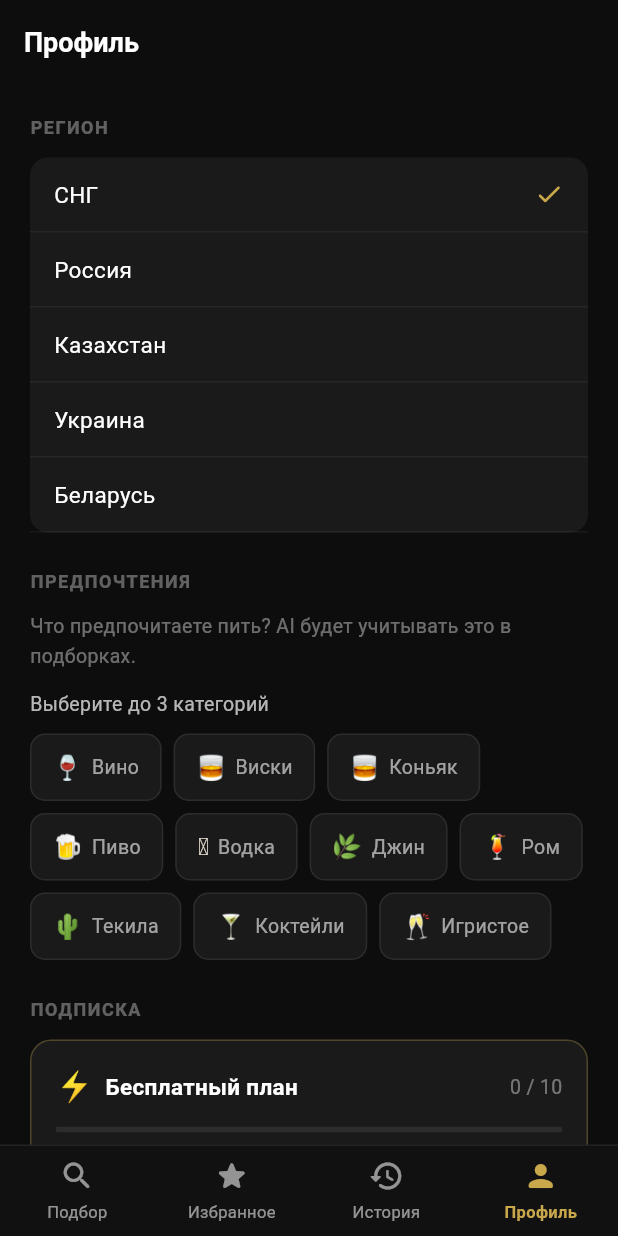
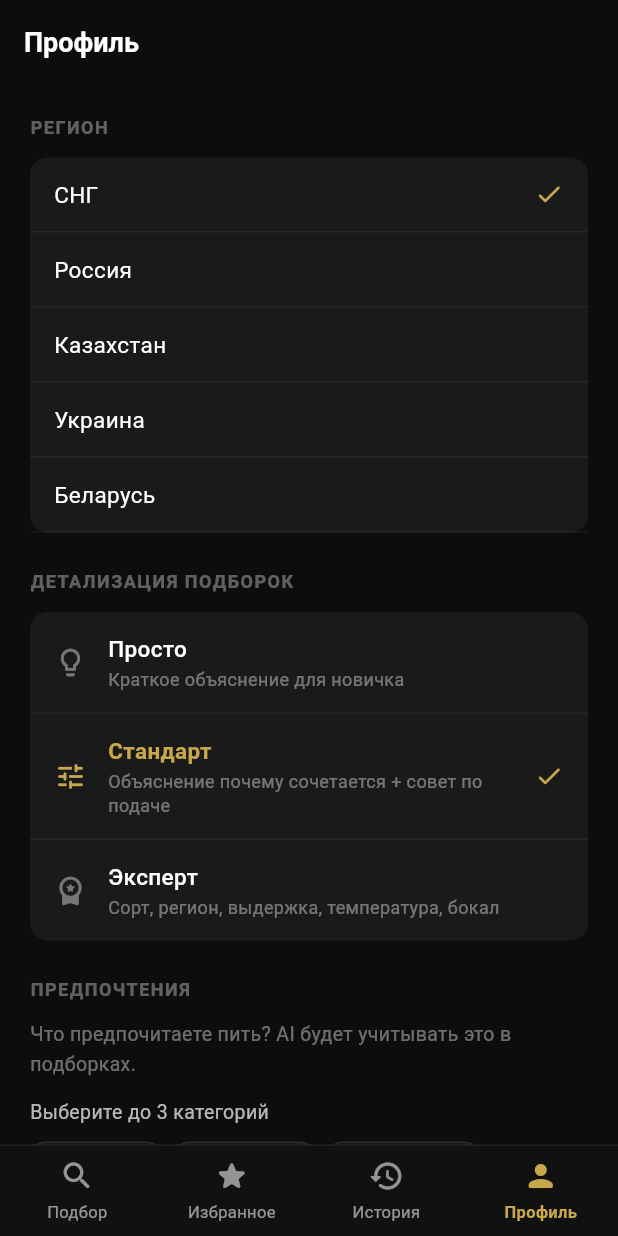
Before and after one commit to borisk85/duet-app, a Flutter app: the screen it shows once a user with an empty profile is signed in, item 4 of the bottom bar chosen, on a phone screen of 412 x 824 dp. Run offline on Flutter 3.47's test engine with Material 3 defaults, Android fonts, the phone set to English and light mode, and no system bars; our stand-ins replace firebase_auth, firebase_core, google_sign_in, shared_preferences; accounts and stored records are empty; generated files the repository leaves out were written again; network calls fail.

Commit message:
feat: detail level (Просто/Стандарт/Эксперт) in profile + pair prompt
- Backend: PairRequest accepts detail_level (simple/standard/expert),
  DETAIL_LEVEL_MAP shapes Claude's reason/serving_tip output. Added to
  cache key so each level caches independently.
- ApiService: passes detail_level from SharedPreferences to /pair/stream.
- ProfileScreen: new 'Детализация подборок' section with three options
  (icon + label + description), persisted to SharedPreferences.

```diff
--- a/lib/screens/profile_screen.dart
+++ b/lib/screens/profile_screen.dart
@@ -19,6 +19,7 @@ class _ProfileScreenState extends State<ProfileScreen>
 
   String _region = 'СНГ';
   Set<String> _preferredTypes = {};
+  String _detailLevel = 'standard';
   bool _loading = true;
   bool _isPremium = false;
   int _pairingCount = 0;
@@ -69,6 +70,7 @@ class _ProfileScreenState extends State<ProfileScreen>
     setState(() {
       _region = prefs.getString('region') ?? 'СНГ';
       _preferredTypes = (prefs.getStringList('preferred_types') ?? []).toSet();
+      _detailLevel = prefs.getString('detail_level') ?? 'standard';
       _loading = false;
     });
     // Загружаем данные профиля с сервера (не блокируем UI)
@@ -86,6 +88,7 @@ class _ProfileScreenState extends State<ProfileScreen>
     final prefs = await SharedPreferences.getInstance();
     await prefs.setString('region', _region);
     await prefs.setStringList('preferred_types', _preferredTypes.toList());
+    await prefs.setString('detail_level', _detailLevel);
   }
 
   @override
@@ -106,6 +109,8 @@ class _ProfileScreenState extends State<ProfileScreen>
               padding: const EdgeInsets.all(20),
               children: [
                 _buildSection('Регион', _buildRegionSelector()),
+                const SizedBox(height: 24),
+                _buildSection('Детализация подборок', _buildDetailLevelSelector()),
                 const SizedBox(height: 24),
                 _buildSection(
                   'Предпочтения',
@@ -170,6 +175,91 @@ class _ProfileScreenState extends State<ProfileScreen>
                 children: [
                   Expanded(
                     child: Text(r, style: const TextStyle(color: Colors.white, fontSize: 15)),
+                  ),
+                  if (selected)
+                    const Icon(Icons.check_rounded, color: _gold, size: 20),
+                ],
+              ),
+            ),
+          );
+        }).toList(),
+      ),
+    );
+  }
+
+  Widget _buildDetailLevelSelector() {
+    final levels = [
+      {
+        'key': 'simple',
+        'label': 'Просто',
+        'desc': 'Краткое объяснение для новичка',
+        'icon': Icons.lightbulb_outline_rounded,
+      },
+      {
+        'key': 'standard',
+        'label': 'Стандарт',
+        'desc': 'Объяснение почему сочетается + совет по подаче',
+        'icon': Icons.tune_rounded,
+      },
+      {
+        'key': 'expert',
+        'label': 'Эксперт',
+        'desc': 'Сорт, регион, выдержка, температура, бокал',
+        'icon': Icons.workspace_premium_rounded,
+      },
+    ];
+    return Container(
+      decoration: BoxDecoration(color: _card, borderRadius: BorderRadius.circular(12)),
+      child: Column(
+        children: levels.asMap().entries.map((entry) {
+          final isLast = entry.key == levels.length - 1;
+          final level = entry.value;
+          final key = level['key'] as String;
+          final selected = _detailLevel == key;
+          return GestureDetector(
+            onTap: () {
+              HapticFeedback.lightImpact();
+              setState(() => _detailLevel = key);
+              _save();
+            },
+            child: Container(
+              padding: const EdgeInsets.symmetric(horizontal: 16, vertical: 14),
+              decoration: BoxDecoration(
+                border: isLast
+                    ? null
+                    : Border(bottom: BorderSide(color: Colors.white.withOpacity(0.05))),
+              ),
+              child: Row(
+                children: [
+                  Icon(
+                    level['icon'] as IconData,
+                    color: selected ? _gold : Colors.white.withOpacity(0.4),
+                    size: 22,
+                  ),
+                  const SizedBox(width: 14),
+                  Expanded(
+                    child: Column(
+                      crossAxisAlignment: CrossAxisAlignment.start,
+                      children: [
+                        Text(
+                          level['label'] as String,
+                          style: TextStyle(
+                            color: selected ? _gold : Colors.white,
+                            fontSize: 15,
+                            fontWeight: selected ? FontWeight.w600 : FontWeight.w500,
+                          ),
+                        ),
+                        const SizedBox(height: 2),
+                        Text(
+                          level['desc'] as String,
+                          style: TextStyle(
+                            color: Colors.white.withOpacity(0.4),
+                            fontSize: 12,
+                            height: 1.3,
+                          ),
+                        ),
+                      ],
+                    ),
                   ),
                   if (selected)
                     const Icon(Icons.check_rounded, color: _gold, size: 20),
--- a/lib/services/api_service.dart
+++ b/lib/services/api_service.dart
@@ -25,6 +25,7 @@ class ApiService {
   }) async* {
     final prefs = await SharedPreferences.getInstance();
     final region = prefs.getString('region') ?? 'СНГ';
+    final detailLevel = prefs.getString('detail_level') ?? 'standard';
     final headers = await _headers();
 
     final client = http.Client();
@@ -36,6 +37,7 @@ class ApiService {
         'mode': mode,
         'budget': budget,
         'region': region,
+        'detail_level': detailLevel,
       });
 
       final streamed = await client.send(request).timeout(const Duration(seconds: 30));
```
Also changed, not shown: 1 other file.
